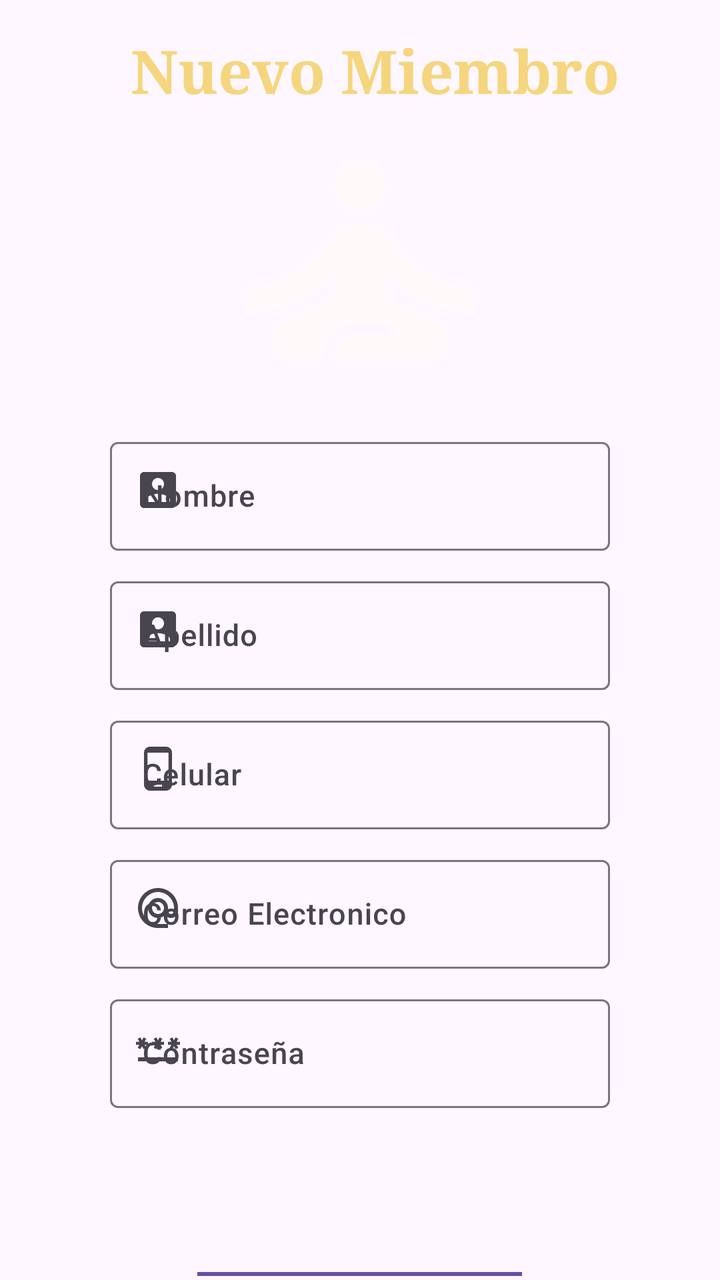
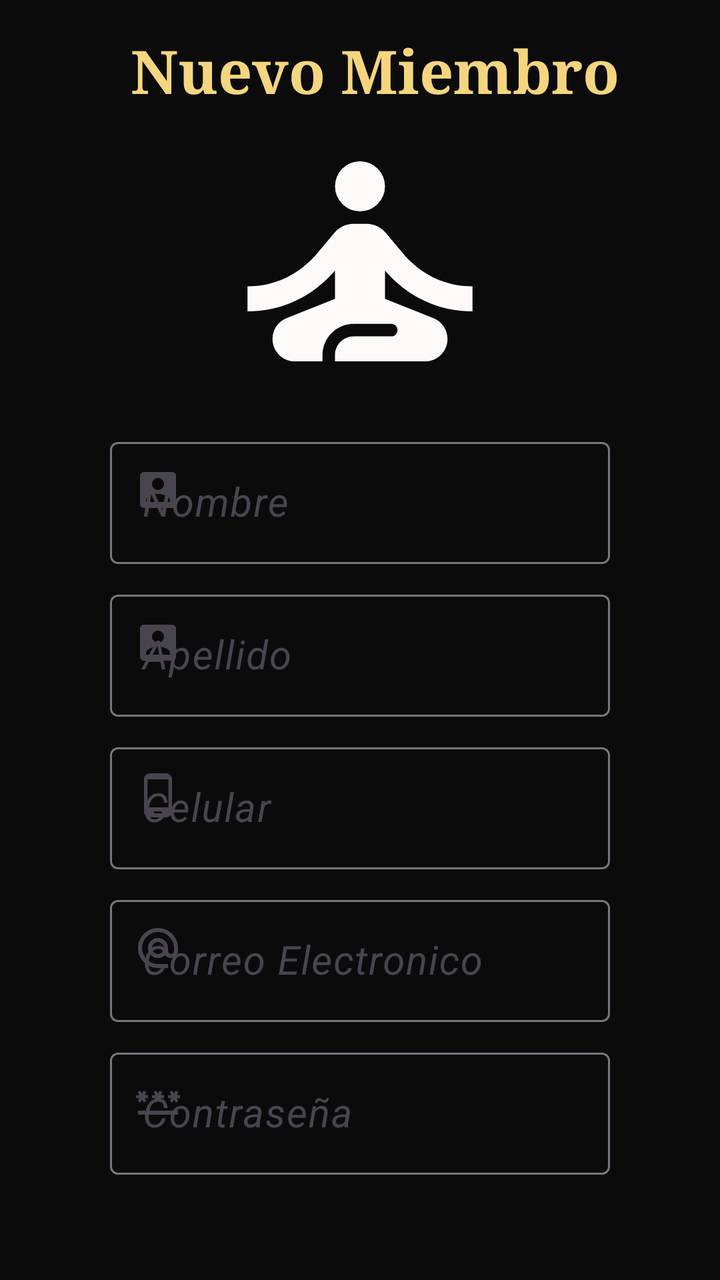

An Android layout rendered at two revisions. The XML below is the earlier revision; the diff shows what the commit changed to produce the second picture.
<!-- AndroidManifest.xml: application theme Theme.AppGYM -->
<!-- res/layout/activity_main3.xml -->
<?xml version="1.0" encoding="utf-8"?>
<androidx.constraintlayout.widget.ConstraintLayout xmlns:android="http://schemas.android.com/apk/res/android"
    xmlns:app="http://schemas.android.com/apk/res-auto"
    xmlns:tools="http://schemas.android.com/tools"
    android:id="@+id/main"
    android:layout_width="match_parent"
    android:layout_height="match_parent"
    tools:context=".MainActivity3">

    <LinearLayout
        android:layout_width="match_parent"
        android:layout_height="match_parent"
        android:orientation="vertical">
<View
    android:layout_width="0dp"
    android:layout_height="15dp"/>
        <LinearLayout
            android:layout_width="wrap_content"
            android:layout_height="wrap_content"
            android:layout_gravity="center">
            <View
                android:layout_width="15dp"
                android:layout_height="0dp"/>
        <TextView
            android:layout_width="wrap_content"
            android:layout_height="wrap_content"
            android:text="@string/formulario"
            style="@style/formulario"/>
        </LinearLayout>
<LinearLayout
    android:layout_width="wrap_content"
    android:layout_height="wrap_content"
    android:layout_gravity="center">
        <ImageView
            android:layout_width="wrap_content"
            android:layout_height="wrap_content"
            android:src="@drawable/ic_meditacion"/>
</LinearLayout>
        <View
            android:layout_width="0dp"
            android:layout_height="10dp"/>
<LinearLayout
    android:layout_width="wrap_content"
    android:layout_height="wrap_content"
    android:layout_gravity="center">

        <LinearLayout
            android:layout_width="wrap_content"
            android:layout_height="wrap_content"
            android:orientation="vertical">

            <com.google.android.material.textfield.TextInputLayout
                android:layout_width="wrap_content"
                android:layout_height="wrap_content"
                app:startIconDrawable="@drawable/ic_nombre">
            <EditText
                android:id="@+id/for_nom"
                android:layout_width="250dp"
                android:layout_height="wrap_content"
                style="@style/nombre"
                android:hint="@string/nombre"
                android:maxLength="15"
                android:maxLines="1"
                android:singleLine="true"/>
            </com.google.android.material.textfield.TextInputLayout>
<View
    android:layout_width="0dp"
    android:layout_height="10dp"/>
            <com.google.android.material.textfield.TextInputLayout
                android:layout_width="wrap_content"
                android:layout_height="wrap_content"
                app:startIconDrawable="@drawable/ic_nombre">
                <EditText
                    android:id="@+id/for_ap"
                    android:layout_width="250dp"
                    android:layout_height="wrap_content"
                    style="@style/nombre"
                    android:hint="@string/apellido"
                    android:maxLength="30"
                    android:maxLines="1"
                    android:singleLine="true"/>
            </com.google.android.material.textfield.TextInputLayout>

            <View
                android:layout_width="0dp"
                android:layout_height="10dp"/>
            <com.google.android.material.textfield.TextInputLayout
                android:layout_width="wrap_content"
                android:layout_height="wrap_content"
                app:startIconDrawable="@drawable/ic_celular">
                <EditText
                    android:id="@+id/for_celular"
                    android:layout_width="250dp"
                    android:layout_height="wrap_content"
                    style="@style/nombre"
                    android:hint="@string/telefono"
                    android:maxLength="10"
                    android:maxLines="1"
                    android:singleLine="true"/>
            </com.google.android.material.textfield.TextInputLayout>

            <View
                android:layout_width="0dp"
                android:layout_height="10dp"/>
            <com.google.android.material.textfield.TextInputLayout
                android:layout_width="wrap_content"
                android:layout_height="wrap_content"
                app:startIconDrawable="@drawable/ic_correo">
                <EditText
                    android:id="@+id/for_correo"
                    android:layout_width="250dp"
                    android:layout_height="wrap_content"
                    style="@style/nombre"
                    android:hint="@string/correo"
                    android:maxLength="40"
                    android:maxLines="1"
                    android:singleLine="true"/>
            </com.google.android.material.textfield.TextInputLayout>

            <View
                android:layout_width="0dp"
                android:layout_height="10dp"/>
            <com.google.android.material.textfield.TextInputLayout
                android:layout_width="wrap_content"
                android:layout_height="wrap_content"
                app:startIconDrawable="@drawable/ic_pass">
                <EditText
                    android:id="@+id/for_pass"
                    android:layout_width="250dp"
                    android:layout_height="wrap_content"
                    style="@style/nombre"
                    android:inputType="textPassword"
                    android:hint="@string/pasword"
                    android:maxLength="40"
                    android:maxLines="1"
                    android:singleLine="true"/>
            </com.google.android.material.textfield.TextInputLayout>
        </LinearLayout>
</LinearLayout>
        <View
            android:layout_width="0dp"
            android:layout_height="80dp"/>
<LinearLayout
    android:layout_width="wrap_content"
    android:layout_height="wrap_content"
    android:layout_gravity="center">
        <Button
            android:id="@+id/nv_miembro"
            android:layout_width="wrap_content"
            android:layout_height="wrap_content"
            android:text="@string/bt_formulario"/>
</LinearLayout>

    </LinearLayout>

</androidx.constraintlayout.widget.ConstraintLayout>
<!-- resources referenced by this layout -->
<resources>
  <!-- drawable ic_celular (drawable) -->
  <vector xmlns:android="http://schemas.android.com/apk/res/android" android:height="24dp" android:tint="#000000" android:viewportHeight="24" android:viewportWidth="24" android:width="24dp">
        
      <path android:fillColor="@android:color/white" android:pathData="M16,1L8,1C6.34,1 5,2.34 5,4v16c0,1.66 1.34,3 3,3h8c1.66,0 3,-1.34 3,-3L19,4c0,-1.66 -1.34,-3 -3,-3zM14,21h-4v-1h4v1zM17.25,18L6.75,18L6.75,4h10.5v14z"/>
      
  </vector>
  <!-- drawable ic_correo (drawable) -->
  <vector xmlns:android="http://schemas.android.com/apk/res/android" android:height="24dp" android:tint="#000000" android:viewportHeight="24" android:viewportWidth="24" android:width="24dp">
        
      <path android:fillColor="@android:color/white" android:pathData="M12,2C6.48,2 2,6.48 2,12s4.48,10 10,10h5v-2h-5c-4.34,0 -8,-3.66 -8,-8s3.66,-8 8,-8 8,3.66 8,8v1.43c0,0.79 -0.71,1.57 -1.5,1.57s-1.5,-0.78 -1.5,-1.57L17,12c0,-2.76 -2.24,-5 -5,-5s-5,2.24 -5,5 2.24,5 5,5c1.38,0 2.64,-0.56 3.54,-1.47 0.65,0.89 1.77,1.47 2.96,1.47 1.97,0 3.5,-1.6 3.5,-3.57L22,12c0,-5.52 -4.48,-10 -10,-10zM12,15c-1.66,0 -3,-1.34 -3,-3s1.34,-3 3,-3 3,1.34 3,3 -1.34,3 -3,3z"/>
      
  </vector>
  <!-- drawable ic_nombre (drawable) -->
  <vector xmlns:android="http://schemas.android.com/apk/res/android" android:height="24dp" android:tint="#000000" android:viewportHeight="24" android:viewportWidth="24" android:width="24dp">
        
      <path android:fillColor="@android:color/white" android:pathData="M3,5v14c0,1.1 0.89,2 2,2h14c1.1,0 2,-0.9 2,-2L21,5c0,-1.1 -0.9,-2 -2,-2L5,3c-1.11,0 -2,0.9 -2,2zM15,9c0,1.66 -1.34,3 -3,3s-3,-1.34 -3,-3 1.34,-3 3,-3 3,1.34 3,3zM6,17c0,-2 4,-3.1 6,-3.1s6,1.1 6,3.1v1L6,18v-1z"/>
      
  </vector>
  <!-- drawable ic_pass (drawable) -->
  <vector xmlns:android="http://schemas.android.com/apk/res/android" android:height="24dp" android:tint="#000000" android:viewportHeight="24" android:viewportWidth="24" android:width="24dp">
        
      <path android:fillColor="@android:color/white" android:pathData="M2,17h20v2H2V17zM3.15,12.95L4,11.47l0.85,1.48l1.3,-0.75L5.3,10.72H7v-1.5H5.3l0.85,-1.47L4.85,7L4,8.47L3.15,7l-1.3,0.75L2.7,9.22H1v1.5h1.7L1.85,12.2L3.15,12.95zM9.85,12.2l1.3,0.75L12,11.47l0.85,1.48l1.3,-0.75l-0.85,-1.48H15v-1.5h-1.7l0.85,-1.47L12.85,7L12,8.47L11.15,7l-1.3,0.75l0.85,1.47H9v1.5h1.7L9.85,12.2zM23,9.22h-1.7l0.85,-1.47L20.85,7L20,8.47L19.15,7l-1.3,0.75l0.85,1.47H17v1.5h1.7l-0.85,1.48l1.3,0.75L20,11.47l0.85,1.48l1.3,-0.75l-0.85,-1.48H23V9.22z"/>
      
  </vector>
  <string name="apellido">Apellido</string>
  <string name="bt_formulario">Registra Miembro</string>
  <string name="correo">Correo Electronico</string>
  <string name="formulario">Nuevo Miembro </string>
  <string name="nombre">Nombre</string>
  <string name="pasword">Contraseña</string>
  <string name="telefono">Celular</string>
  <style name="formulario">
          <item name="android:textColor">#F5D67F</item>
          <item name="android:textSize">30sp</item>
          <item name="android:textStyle">bold</item>
          <item name="fontFamily">serif</item>
      </style>
  <style name="nombre">
          <item name="titleTextColor">@color/black</item>
          <item name="android:textSize">15sp</item>
          <item name="fontFamily">sans-serif-medium</item>
      </style>
  
      //ventana home
  <style name="Theme.AppGYM" parent="Base.Theme.AppGYM" />
  <color name="black">#FF000000</color>
  <style name="Base.Theme.AppGYM" parent="Theme.Material3.DayNight.NoActionBar">
          
          
      </style>
  <!-- unchanged entries left out for length: 1 -->
</resources>

<!-- the commit's change to res/layout/activity_main3.xml (unified diff, before → after) -->
@@ -5,15 +5,17 @@
     android:id="@+id/main"
     android:layout_width="match_parent"
     android:layout_height="match_parent"
+    android:background="@color/app_background"
     tools:context=".MainActivity3">
 
     <LinearLayout
         android:layout_width="match_parent"
         android:layout_height="match_parent"
+        android:background="@color/app_background"
         android:orientation="vertical">
-<View
-    android:layout_width="0dp"
-    android:layout_height="15dp"/>
+        <View
+            android:layout_width="0dp"
+            android:layout_height="15dp"/>
         <LinearLayout
             android:layout_width="wrap_content"
             android:layout_height="wrap_content"
@@ -21,135 +23,135 @@
             <View
                 android:layout_width="15dp"
                 android:layout_height="0dp"/>
-        <TextView
+            <TextView
+                android:layout_width="wrap_content"
+                android:layout_height="wrap_content"
+                android:text="@string/formulario"
+                style="@style/formulario"/>
+        </LinearLayout>
+        <LinearLayout
             android:layout_width="wrap_content"
             android:layout_height="wrap_content"
-            android:text="@string/formulario"
-            style="@style/formulario"/>
+            android:layout_gravity="center">
+            <ImageView
+                android:layout_width="wrap_content"
+                android:layout_height="wrap_content"
+                android:src="@drawable/ic_meditacion"/>
         </LinearLayout>
-<LinearLayout
-    android:layout_width="wrap_content"
-    android:layout_height="wrap_content"
-    android:layout_gravity="center">
-        <ImageView
-            android:layout_width="wrap_content"
-            android:layout_height="wrap_content"
-            android:src="@drawable/ic_meditacion"/>
-</LinearLayout>
         <View
             android:layout_width="0dp"
             android:layout_height="10dp"/>
-<LinearLayout
-    android:layout_width="wrap_content"
-    android:layout_height="wrap_content"
-    android:layout_gravity="center">
-
         <LinearLayout
             android:layout_width="wrap_content"
             android:layout_height="wrap_content"
-            android:orientation="vertical">
+            android:layout_gravity="center">
 
-            <com.google.android.material.textfield.TextInputLayout
+            <LinearLayout
                 android:layout_width="wrap_content"
                 android:layout_height="wrap_content"
-                app:startIconDrawable="@drawable/ic_nombre">
-            <EditText
-                android:id="@+id/for_nom"
-                android:layout_width="250dp"
-                android:layout_height="wrap_content"
-                style="@style/nombre"
-                android:hint="@string/nombre"
-                android:maxLength="15"
-                android:maxLines="1"
-                android:singleLine="true"/>
-            </com.google.android.material.textfield.TextInputLayout>
-<View
-    android:layout_width="0dp"
-    android:layout_height="10dp"/>
-            <com.google.android.material.textfield.TextInputLayout
-                android:layout_width="wrap_content"
-                android:layout_height="wrap_content"
-                app:startIconDrawable="@drawable/ic_nombre">
-                <EditText
-                    android:id="@+id/for_ap"
-                    android:layout_width="250dp"
+                android:orientation="vertical">
+
+                <com.google.android.material.textfield.TextInputLayout
+                    android:layout_width="wrap_content"
                     android:layout_height="wrap_content"
-                    style="@style/nombre"
-                    android:hint="@string/apellido"
-                    android:maxLength="30"
-                    android:maxLines="1"
-                    android:singleLine="true"/>
-            </com.google.android.material.textfield.TextInputLayout>
+                    app:startIconDrawable="@drawable/ic_nombre">
+                    <EditText
+                        android:id="@+id/for_nom"
+                        android:layout_width="250dp"
+                        android:layout_height="wrap_content"
+                        style="@style/nombre"
+                        android:hint="@string/nombre"
+                        android:maxLength="15"
+                        android:maxLines="1"
+                        android:singleLine="true"/>
+                </com.google.android.material.textfield.TextInputLayout>
+                <View
+                    android:layout_width="0dp"
+                    android:layout_height="10dp"/>
+                <com.google.android.material.textfield.TextInputLayout
+                    android:layout_width="wrap_content"
+                    android:layout_height="wrap_content"
+                    app:startIconDrawable="@drawable/ic_nombre">
+                    <EditText
+                        android:id="@+id/for_ap"
+                        android:layout_width="250dp"
+                        android:layout_height="wrap_content"
+                        style="@style/nombre"
+                        android:hint="@string/apellido"
+                        android:maxLength="30"
+                        android:maxLines="1"
+                        android:singleLine="true"/>
+                </com.google.android.material.textfield.TextInputLayout>
 
-            <View
-                android:layout_width="0dp"
-                android:layout_height="10dp"/>
-            <com.google.android.material.textfield.TextInputLayout
-                android:layout_width="wrap_content"
-                android:layout_height="wrap_content"
-                app:startIconDrawable="@drawable/ic_celular">
-                <EditText
-                    android:id="@+id/for_celular"
-                    android:layout_width="250dp"
+                <View
+                    android:layout_width="0dp"
+                    android:layout_height="10dp"/>
+                <com.google.android.material.textfield.TextInputLayout
+                    android:layout_width="wrap_content"
                     android:layout_height="wrap_content"
-                    style="@style/nombre"
-                    android:hint="@string/telefono"
-                    android:maxLength="10"
-                    android:maxLines="1"
-                    android:singleLine="true"/>
-            </com.google.android.material.textfield.TextInputLayout>
+                    app:startIconDrawable="@drawable/ic_celular">
+                    <EditText
+                        android:id="@+id/for_celular"
+                        android:layout_width="250dp"
+                        android:layout_height="wrap_content"
+                        style="@style/nombre"
+                        android:hint="@string/telefono"
+                        android:maxLength="10"
+                        android:maxLines="1"
+                        android:singleLine="true"/>
+                </com.google.android.material.textfield.TextInputLayout>
 
-            <View
-                android:layout_width="0dp"
-                android:layout_height="10dp"/>
-            <com.google.android.material.textfield.TextInputLayout
-                android:layout_width="wrap_content"
-                android:layout_height="wrap_content"
-                app:startIconDrawable="@drawable/ic_correo">
-                <EditText
-                    android:id="@+id/for_correo"
-                    android:layout_width="250dp"
+                <View
+                    android:layout_width="0dp"
+                    android:layout_height="10dp"/>
+                <com.google.android.material.textfield.TextInputLayout
+                    android:layout_width="wrap_content"
                     android:layout_height="wrap_content"
-                    style="@style/nombre"
-                    android:hint="@string/correo"
-                    android:maxLength="40"
-                    android:maxLines="1"
-                    android:singleLine="true"/>
-            </com.google.android.material.textfield.TextInputLayout>
+                    app:startIconDrawable="@drawable/ic_correo">
+                    <EditText
+                        android:id="@+id/for_correo"
+                        android:layout_width="250dp"
+                        android:layout_height="wrap_content"
+                        style="@style/nombre"
+                        android:hint="@string/correo"
+                        android:maxLength="40"
+                        android:maxLines="1"
+                        android:singleLine="true"/>
+                </com.google.android.material.textfield.TextInputLayout>
 
-            <View
-                android:layout_width="0dp"
-                android:layout_height="10dp"/>
-            <com.google.android.material.textfield.TextInputLayout
-                android:layout_width="wrap_content"
-                android:layout_height="wrap_content"
-                app:startIconDrawable="@drawable/ic_pass">
-                <EditText
-                    android:id="@+id/for_pass"
-                    android:layout_width="250dp"
+                <View
+                    android:layout_width="0dp"
+                    android:layout_height="10dp"/>
+                <com.google.android.material.textfield.TextInputLayout
+                    android:layout_width="wrap_content"
                     android:layout_height="wrap_content"
-                    style="@style/nombre"
-                    android:inputType="textPassword"
-                    android:hint="@string/pasword"
-                    android:maxLength="40"
-                    android:maxLines="1"
-                    android:singleLine="true"/>
-            </com.google.android.material.textfield.TextInputLayout>
+                    app:startIconDrawable="@drawable/ic_pass">
+                    <EditText
+                        android:id="@+id/for_pass"
+                        android:layout_width="250dp"
+                        android:layout_height="wrap_content"
+                        style="@style/nombre"
+                        android:inputType="textPassword"
+                        android:hint="@string/pasword"
+                        android:maxLength="40"
+                        android:maxLines="1"
+                        android:singleLine="true"/>
+                </com.google.android.material.textfield.TextInputLayout>
+            </LinearLayout>
         </LinearLayout>
-</LinearLayout>
         <View
             android:layout_width="0dp"
             android:layout_height="80dp"/>
-<LinearLayout
-    android:layout_width="wrap_content"
-    android:layout_height="wrap_content"
-    android:layout_gravity="center">
-        <Button
-            android:id="@+id/nv_miembro"
+        <LinearLayout
             android:layout_width="wrap_content"
             android:layout_height="wrap_content"
-            android:text="@string/bt_formulario"/>
-</LinearLayout>
+            android:layout_gravity="center">
+            <Button
+                android:id="@+id/nv_miembro"
+                android:layout_width="wrap_content"
+                android:layout_height="wrap_content"
+                android:text="@string/bt_formulario"/>
+        </LinearLayout>
 
     </LinearLayout>
 
<!-- resource entries referenced after the edit -->
@@ -1,25 +1,26 @@
 <!-- resources referenced by this layout -->
 <resources>
+  <color name="app_background">#0B0B0B</color>
   <!-- drawable ic_celular (drawable) -->
-  <vector xmlns:android="http://schemas.android.com/apk/res/android" android:height="24dp" android:tint="#000000" android:viewportHeight="24" android:viewportWidth="24" android:width="24dp">
+  <vector xmlns:android="http://schemas.android.com/apk/res/android" android:height="24dp" android:tint="@color/accent_gold" android:viewportHeight="24" android:viewportWidth="24" android:width="24dp">
         
       <path android:fillColor="@android:color/white" android:pathData="M16,1L8,1C6.34,1 5,2.34 5,4v16c0,1.66 1.34,3 3,3h8c1.66,0 3,-1.34 3,-3L19,4c0,-1.66 -1.34,-3 -3,-3zM14,21h-4v-1h4v1zM17.25,18L6.75,18L6.75,4h10.5v14z"/>
       
   </vector>
   <!-- drawable ic_correo (drawable) -->
-  <vector xmlns:android="http://schemas.android.com/apk/res/android" android:height="24dp" android:tint="#000000" android:viewportHeight="24" android:viewportWidth="24" android:width="24dp">
+  <vector xmlns:android="http://schemas.android.com/apk/res/android" android:height="24dp" android:tint="@color/accent_gold" android:viewportHeight="24" android:viewportWidth="24" android:width="24dp">
         
       <path android:fillColor="@android:color/white" android:pathData="M12,2C6.48,2 2,6.48 2,12s4.48,10 10,10h5v-2h-5c-4.34,0 -8,-3.66 -8,-8s3.66,-8 8,-8 8,3.66 8,8v1.43c0,0.79 -0.71,1.57 -1.5,1.57s-1.5,-0.78 -1.5,-1.57L17,12c0,-2.76 -2.24,-5 -5,-5s-5,2.24 -5,5 2.24,5 5,5c1.38,0 2.64,-0.56 3.54,-1.47 0.65,0.89 1.77,1.47 2.96,1.47 1.97,0 3.5,-1.6 3.5,-3.57L22,12c0,-5.52 -4.48,-10 -10,-10zM12,15c-1.66,0 -3,-1.34 -3,-3s1.34,-3 3,-3 3,1.34 3,3 -1.34,3 -3,3z"/>
       
   </vector>
   <!-- drawable ic_nombre (drawable) -->
-  <vector xmlns:android="http://schemas.android.com/apk/res/android" android:height="24dp" android:tint="#000000" android:viewportHeight="24" android:viewportWidth="24" android:width="24dp">
+  <vector xmlns:android="http://schemas.android.com/apk/res/android" android:height="24dp" android:tint="@color/accent_gold" android:viewportHeight="24" android:viewportWidth="24" android:width="24dp">
         
       <path android:fillColor="@android:color/white" android:pathData="M3,5v14c0,1.1 0.89,2 2,2h14c1.1,0 2,-0.9 2,-2L21,5c0,-1.1 -0.9,-2 -2,-2L5,3c-1.11,0 -2,0.9 -2,2zM15,9c0,1.66 -1.34,3 -3,3s-3,-1.34 -3,-3 1.34,-3 3,-3 3,1.34 3,3zM6,17c0,-2 4,-3.1 6,-3.1s6,1.1 6,3.1v1L6,18v-1z"/>
       
   </vector>
   <!-- drawable ic_pass (drawable) -->
-  <vector xmlns:android="http://schemas.android.com/apk/res/android" android:height="24dp" android:tint="#000000" android:viewportHeight="24" android:viewportWidth="24" android:width="24dp">
+  <vector xmlns:android="http://schemas.android.com/apk/res/android" android:height="24dp" android:tint="@color/accent_gold" android:viewportHeight="24" android:viewportWidth="24" android:width="24dp">
         
       <path android:fillColor="@android:color/white" android:pathData="M2,17h20v2H2V17zM3.15,12.95L4,11.47l0.85,1.48l1.3,-0.75L5.3,10.72H7v-1.5H5.3l0.85,-1.47L4.85,7L4,8.47L3.15,7l-1.3,0.75L2.7,9.22H1v1.5h1.7L1.85,12.2L3.15,12.95zM9.85,12.2l1.3,0.75L12,11.47l0.85,1.48l1.3,-0.75l-0.85,-1.48H15v-1.5h-1.7l0.85,-1.47L12.85,7L12,8.47L11.15,7l-1.3,0.75l0.85,1.47H9v1.5h1.7L9.85,12.2zM23,9.22h-1.7l0.85,-1.47L20.85,7L20,8.47L19.15,7l-1.3,0.75l0.85,1.47H17v1.5h1.7l-0.85,1.48l1.3,0.75L20,11.47l0.85,1.48l1.3,-0.75l-0.85,-1.48H23V9.22z"/>
       
@@ -38,14 +39,16 @@
           <item name="fontFamily">serif</item>
       </style>
   <style name="nombre">
-          <item name="titleTextColor">@color/black</item>
-          <item name="android:textSize">15sp</item>
-          <item name="fontFamily">sans-serif-medium</item>
+          <item name="android:textColor">@color/accent_gold_light</item>
+          <item name="android:textSize">20sp</item>
+          <item name="android:textStyle">italic</item>
+  
       </style>
   
       //ventana home
   <style name="Theme.AppGYM" parent="Base.Theme.AppGYM" />
-  <color name="black">#FF000000</color>
+  <color name="accent_gold">#D4AF37</color>
+  <color name="accent_gold_light">#F5D67F</color>
   <style name="Base.Theme.AppGYM" parent="Theme.Material3.DayNight.NoActionBar">
           
           
